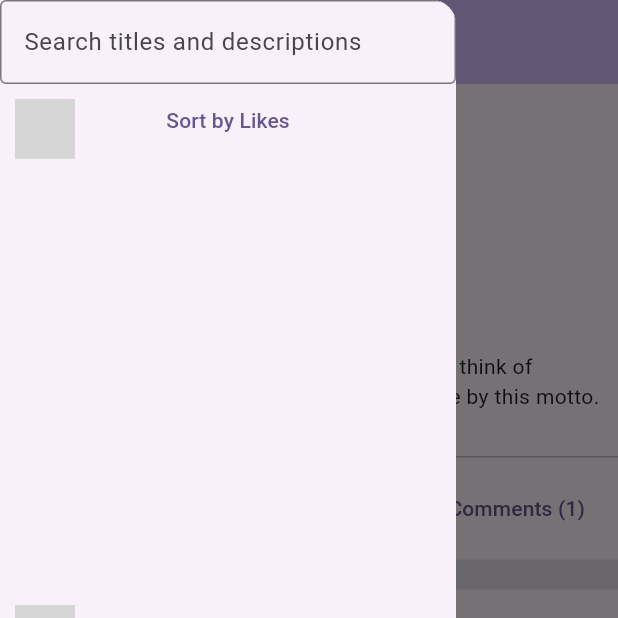
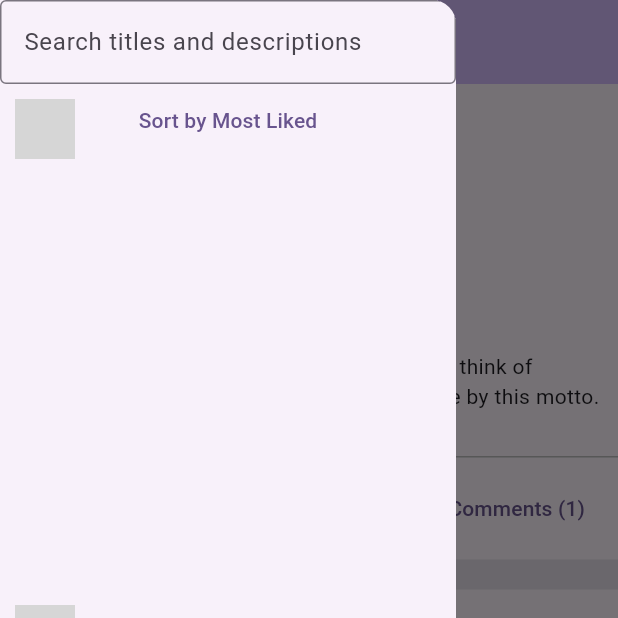
Before and after one commit to ButlerFuqua/flutter_post_feed, a Flutter app: the screen it shows after launch, with the side drawer open, on a phone screen of 412 x 824 dp, the top half of it. Run offline on Flutter 3.47's test engine with Material 2 defaults, Android fonts, the phone set to English and light mode, and no system bars; network calls fail; grey boxes are pictures that could not be loaded.

Commit message:
Add sort by likes

```diff
--- a/lib/clients/post_client.dart
+++ b/lib/clients/post_client.dart
@@ -3,6 +3,7 @@ import 'dart:convert';
 import 'package:flutter/material.dart';
 import 'package:flutter_post_feed/clients/comment_client.dart';
 import 'package:flutter_post_feed/fakeData/fakePosts.dart';
+import 'package:flutter_post_feed/models/post_model.dart';
 import 'package:flutter_post_feed/utils/post_utils.dart';
 
 class Post {
@@ -29,7 +30,8 @@ class Post {
 class PostClient {
   static int pageLimit = 10;
 
-  static List<Post> getPosts({searchInput = '', List<int>? idsToSkip}) {
+  static List<Post> getPosts(
+      {var sortBy = SortPostsBy.none, searchInput = '', List<int>? idsToSkip}) {
     List<Post> posts =
         allPosts.map((postMap) => convertPostMapToPost(postMap)).toList();
 
@@ -37,6 +39,15 @@ class PostClient {
       posts = posts.where((post) => !idsToSkip.contains(post.id)).toList();
     }
 
+    switch (sortBy) {
+      case SortPostsBy.most_liked:
+        posts.sort((a, b) => b.reactions.length.compareTo(a.reactions.length));
+        break;
+      case SortPostsBy.least_liked:
+        posts.sort((a, b) => a.reactions.length.compareTo(b.reactions.length));
+        break;
+    }
+
     return posts.length <= PostClient.pageLimit
         ? posts
         : posts.sublist(0, PostClient.pageLimit);
--- a/lib/fakeData/fakePosts.dart
+++ b/lib/fakeData/fakePosts.dart
@@ -143,97 +143,97 @@ List<Map> allPosts = [
     "tags": ["magical", "french", "american"],
     "reactions": 5
   },
-  // {
-  //   "id": 17,
-  //   "title": "She was in a hurry.",
-  //   "body":
-  //       "She was in a hurry. Not the standard hurry when you're in a rush to get someplace, but a frantic hurry. The type of hurry where a few seconds could mean life or death. She raced down the road ignoring speed limits and weaving between cars. She was only a few minutes away when traffic came to a dead standstill on the road ahead.",
-  //   "userId": 5,
-  //   "tags": ["french", "magical", "english"],
-  //   "reactions": 0
-  // },
-  // {
-  //   "id": 18,
-  //   "title": "She had a terrible habit o comparing her life to others",
-  //   "body":
-  //       "She had a terrible habit o comparing her life to others. She realized that their life experiences were completely different than her own and that she saw only what they wanted her to see, but that didn't matter. She still compared herself and yearned for what she thought they had and she didn't.",
-  //   "userId": 28,
-  //   "tags": ["history", "french", "love"],
-  //   "reactions": 3
-  // },
-  // {
-  //   "id": 19,
-  //   "title": "The rain and wind abruptly stopped.",
-  //   "body":
-  //       "The rain and wind abruptly stopped, but the sky still had the gray swirls of storms in the distance. Dave knew this feeling all too well. The calm before the storm. He only had a limited amount of time before all Hell broke loose, but he stopped to admire the calmness. Maybe it would be different this time, he thought, with the knowledge deep within that it wouldn't.",
-  //   "userId": 46,
-  //   "tags": ["fiction", "crime", "magical"],
-  //   "reactions": 8
-  // },
-  // {
-  //   "id": 20,
-  //   "title": "He couldn't remember exactly where he had read it",
-  //   "body":
-  //       "He couldn't remember exactly where he had read it, but he was sure that he had. The fact that she didn't believe him was quite frustrating as he began to search the Internet to find the article. It wasn't as if it was something that seemed impossible. Yet she insisted on always seeing the source whenever he stated a fact.",
-  //   "userId": 38,
-  //   "tags": ["french", "classic"],
-  //   "reactions": 9
-  // },
-  // {
-  //   "id": 21,
-  //   "title": "He wandered down the stairs and into the basement",
-  //   "body":
-  //       "He wandered down the stairs and into the basement. The damp, musty smell of unuse hung in the air. A single, small window let in a glimmer of light, but this simply made the shadows in the basement deeper. He inhaled deeply and looked around at a mess that had been accumulating for over 25 years. He was positive that this was the place he wanted to live.",
-  //   "userId": 37,
-  //   "tags": ["french", "american"],
-  //   "reactions": 8
-  // },
-  // {
-  //   "id": 22,
-  //   "title": "She has seen this scene before.",
-  //   "body":
-  //       "She has seen this scene before. It had come to her in dreams many times before. She had to pinch herself to make sure it wasn't a dream again. As her fingers squeezed against her arm, she felt the pain. It was this pain that immediately woke her up.",
-  //   "userId": 30,
-  //   "tags": ["classic", "love", "history"],
-  //   "reactions": 6
-  // },
-  // {
-  //   "id": 23,
-  //   "title":
-  //       "It's an unfortunate reality that we don't teach people how to make money",
-  //   "body":
-  //       "It's an unfortunate reality that we don't teach people how to make money (beyond getting a 9 to 5 job) as part of our education system. The truth is there are a lot of different, legitimate ways to make money. That doesn't mean they are easy and that you won't have to work hard to succeed, but it does mean that if you're willing to open your mind a bit you don't have to be stuck in an office from 9 to 5 for the next fifty years o your life.",
-  //   "userId": 2,
-  //   "tags": ["crime", "english"],
-  //   "reactions": 4
-  // },
-  // {
-  //   "id": 24,
-  //   "title": "The robot clicked disapprovingly.",
-  //   "body":
-  //       "The robot clicked disapprovingly, gurgled briefly inside its cubical interior and extruded a pony glass of brownish liquid. \"Sir, you will undoubtedly end up in a drunkard's grave, dead of hepatic cirrhosis,\" it informed me virtuously as it returned my ID card. I glared as I pushed the glass across the table.",
-  //   "userId": 34,
-  //   "tags": ["crime", "american", "love"],
-  //   "reactions": 2
-  // },
-  // {
-  //   "id": 25,
-  //   "title": "It went through such rapid contortions",
-  //   "body":
-  //       "It went through such rapid contortions that the little bear was forced to change his hold on it so many times he became confused in the darkness, and could not, for the life of him, tell whether he held the sheep right side up, or upside down. But that point was decided for him a moment later by the animal itself, who, with a sudden twist, jabbed its horns so hard into his lowest ribs that he gave a grunt of anger and disgust.",
-  //   "userId": 27,
-  //   "tags": ["fiction", "history", "french"],
-  //   "reactions": 3
-  // },
-  // {
-  //   "id": 26,
-  //   "title": "She patiently waited for his number to be called.",
-  //   "body":
-  //       "She patiently waited for his number to be called. She had no desire to be there, but her mom had insisted that she go. She's resisted at first, but over time she realized it was simply easier to appease her and go. Mom tended to be that way. She would keep insisting until you wore down and did what she wanted. So, here she sat, patiently waiting for her number to be called.",
-  //   "userId": 27,
-  //   "tags": ["french", "mystery", "crime"],
-  //   "reactions": 7
-  // },
+  {
+    "id": 17,
+    "title": "She was in a hurry.",
+    "body":
+        "She was in a hurry. Not the standard hurry when you're in a rush to get someplace, but a frantic hurry. The type of hurry where a few seconds could mean life or death. She raced down the road ignoring speed limits and weaving between cars. She was only a few minutes away when traffic came to a dead standstill on the road ahead.",
+    "userId": 5,
+    "tags": ["french", "magical", "english"],
+    "reactions": 0
+  },
+  {
+    "id": 18,
+    "title": "She had a terrible habit o comparing her life to others",
+    "body":
+        "She had a terrible habit o comparing her life to others. She realized that their life experiences were completely different than her own and that she saw only what they wanted her to see, but that didn't matter. She still compared herself and yearned for what she thought they had and she didn't.",
+    "userId": 28,
+    "tags": ["history", "french", "love"],
+    "reactions": 3
+  },
+  {
+    "id": 19,
+    "title": "The rain and wind abruptly stopped.",
+    "body":
+        "The rain and wind abruptly stopped, but the sky still had the gray swirls of storms in the distance. Dave knew this feeling all too well. The calm before the storm. He only had a limited amount of time before all Hell broke loose, but he stopped to admire the calmness. Maybe it would be different this time, he thought, with the knowledge deep within that it wouldn't.",
+    "userId": 46,
+    "tags": ["fiction", "crime", "magical"],
+    "reactions": 8
+  },
+  {
+    "id": 20,
+    "title": "He couldn't remember exactly where he had read it",
+    "body":
+        "He couldn't remember exactly where he had read it, but he was sure that he had. The fact that she didn't believe him was quite frustrating as he began to search the Internet to find the article. It wasn't as if it was something that seemed impossible. Yet she insisted on always seeing the source whenever he stated a fact.",
+    "userId": 38,
+    "tags": ["french", "classic"],
+    "reactions": 9
+  },
+  {
+    "id": 21,
+    "title": "He wandered down the stairs and into the basement",
+    "body":
+        "He wandered down the stairs and into the basement. The damp, musty smell of unuse hung in the air. A single, small window let in a glimmer of light, but this simply made the shadows in the basement deeper. He inhaled deeply and looked around at a mess that had been accumulating for over 25 years. He was positive that this was the place he wanted to live.",
+    "userId": 37,
+    "tags": ["french", "american"],
+    "reactions": 8
+  },
+  {
+    "id": 22,
+    "title": "She has seen this scene before.",
+    "body":
+        "She has seen this scene before. It had come to her in dreams many times before. She had to pinch herself to make sure it wasn't a dream again. As her fingers squeezed against her arm, she felt the pain. It was this pain that immediately woke her up.",
+    "userId": 30,
+    "tags": ["classic", "love", "history"],
+    "reactions": 6
+  },
+  {
+    "id": 23,
+    "title":
+        "It's an unfortunate reality that we don't teach people how to make money",
+    "body":
+        "It's an unfortunate reality that we don't teach people how to make money (beyond getting a 9 to 5 job) as part of our education system. The truth is there are a lot of different, legitimate ways to make money. That doesn't mean they are easy and that you won't have to work hard to succeed, but it does mean that if you're willing to open your mind a bit you don't have to be stuck in an office from 9 to 5 for the next fifty years o your life.",
+    "userId": 2,
+    "tags": ["crime", "english"],
+    "reactions": 4
+  },
+  {
+    "id": 24,
+    "title": "The robot clicked disapprovingly.",
+    "body":
+        "The robot clicked disapprovingly, gurgled briefly inside its cubical interior and extruded a pony glass of brownish liquid. \"Sir, you will undoubtedly end up in a drunkard's grave, dead of hepatic cirrhosis,\" it informed me virtuously as it returned my ID card. I glared as I pushed the glass across the table.",
+    "userId": 34,
+    "tags": ["crime", "american", "love"],
+    "reactions": 2
+  },
+  {
+    "id": 25,
+    "title": "It went through such rapid contortions",
+    "body":
+        "It went through such rapid contortions that the little bear was forced to change his hold on it so many times he became confused in the darkness, and could not, for the life of him, tell whether he held the sheep right side up, or upside down. But that point was decided for him a moment later by the animal itself, who, with a sudden twist, jabbed its horns so hard into his lowest ribs that he gave a grunt of anger and disgust.",
+    "userId": 27,
+    "tags": ["fiction", "history", "french"],
+    "reactions": 3
+  },
+  {
+    "id": 26,
+    "title": "She patiently waited for his number to be called.",
+    "body":
+        "She patiently waited for his number to be called. She had no desire to be there, but her mom had insisted that she go. She's resisted at first, but over time she realized it was simply easier to appease her and go. Mom tended to be that way. She would keep insisting until you wore down and did what she wanted. So, here she sat, patiently waiting for her number to be called.",
+    "userId": 27,
+    "tags": ["french", "mystery", "crime"],
+    "reactions": 7
+  },
   // {
   //   "id": 27,
   //   "title": "Ten more steps.",
--- a/lib/models/post_model.dart
+++ b/lib/models/post_model.dart
@@ -3,8 +3,16 @@ import 'dart:collection';
 import 'package:flutter/material.dart';
 import 'package:flutter_post_feed/clients/post_client.dart';
 
+enum SortPostsBy {
+  none,
+  most_liked,
+  least_liked,
+}
+
 class PostModel extends ChangeNotifier {
   List<Post> _posts = [];
+
+  var sortBy;
 
   UnmodifiableListView<Post> get posts => UnmodifiableListView(_posts);
 
@@ -12,4 +20,10 @@ class PostModel extends ChangeNotifier {
     _posts = posts;
     notifyListeners();
   }
+
+  void sortPostsBy(var sortByValue) {
+    sortBy = sortByValue;
+    _posts = PostClient.getPosts(sortBy: sortByValue);
+    notifyListeners();
+  }
 }
--- a/lib/widgets/posts/post_list.dart
+++ b/lib/widgets/posts/post_list.dart
@@ -45,15 +45,15 @@ class _PostListState extends State<PostList> {
 
       Timer(Duration(seconds: 2), () {
         List<Post> posts = PostClient.getPosts(
-            idsToSkip: postState.posts.map((post) => post.id).toList());
+          idsToSkip: postState.posts.map((post) => post.id).toList(),
+          sortBy: postState.sortBy,
+        );
         setState(() {
           hasMore = posts.length == PostClient.pageLimit;
         });
-        print(posts.length);
         Future.delayed(Duration.zero, () {
           postState.setPosts([...postState.posts, ...posts]);
         });
-
         setState(() {
           isLoading = false;
         });
--- a/lib/widgets/posts/sort_likes.dart
+++ b/lib/widgets/posts/sort_likes.dart
@@ -12,15 +12,40 @@ class SortByLikes extends StatefulWidget {
 class _SortByLikesState extends State<SortByLikes> {
   @override
   Widget build(BuildContext context) {
-    // var postState = context.watch<PostModel>();
+    var postState = context.watch<PostModel>();
 
     void handlePressed() {
-      print('Pressed');
+      if (postState.sortBy == SortPostsBy.least_liked) {
+        postState.sortPostsBy(SortPostsBy.none);
+        return;
+      }
+      if (postState.sortBy != SortPostsBy.most_liked) {
+        postState.sortPostsBy(SortPostsBy.most_liked);
+        return;
+      }
+      if (postState.sortBy == SortPostsBy.most_liked) {
+        postState.sortPostsBy(SortPostsBy.least_liked);
+        return;
+      }
+      postState.sortPostsBy(SortPostsBy.none);
+    }
+
+    String getButtonTextFromSortState() {
+      if (postState.sortBy == SortPostsBy.least_liked) {
+        return 'Unsort by likes';
+      }
+      if (postState.sortBy != SortPostsBy.most_liked) {
+        return 'Sort by Most Liked';
+      }
+      if (postState.sortBy == SortPostsBy.most_liked) {
+        return 'Sort by Least Liked';
+      }
+      return 'Sort by Most Liked';
     }
 
     return TextButton(
       onPressed: handlePressed,
-      child: Text('Sort by Likes'),
+      child: Text(getButtonTextFromSortState()),
     );
   }
 }
```
